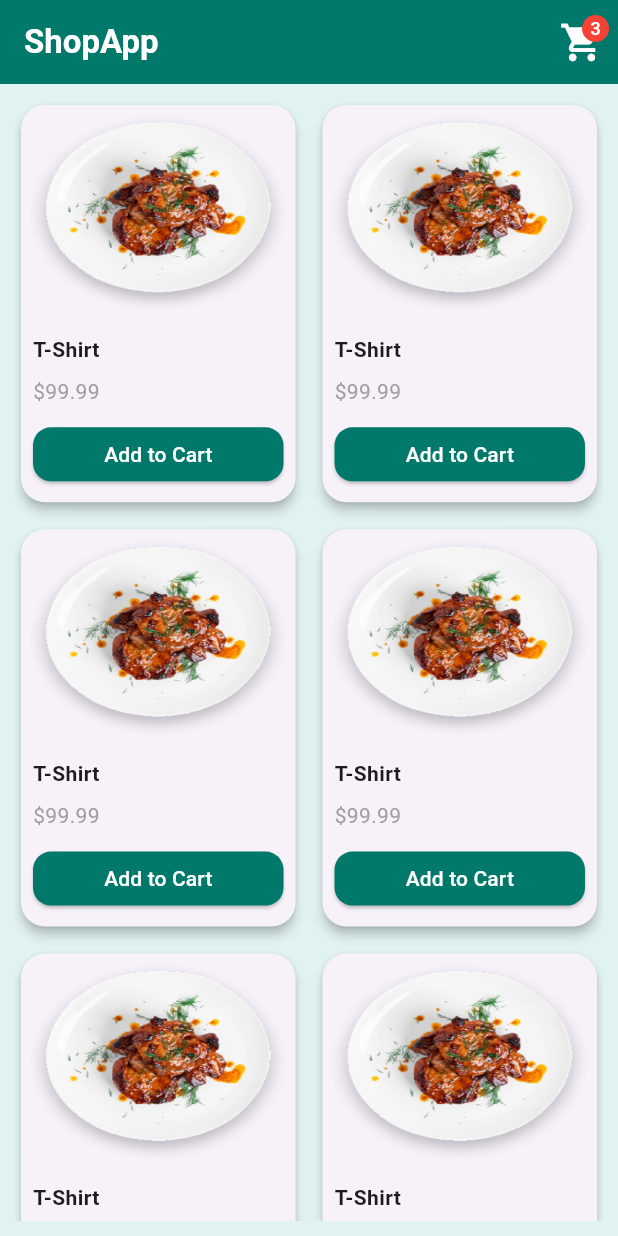
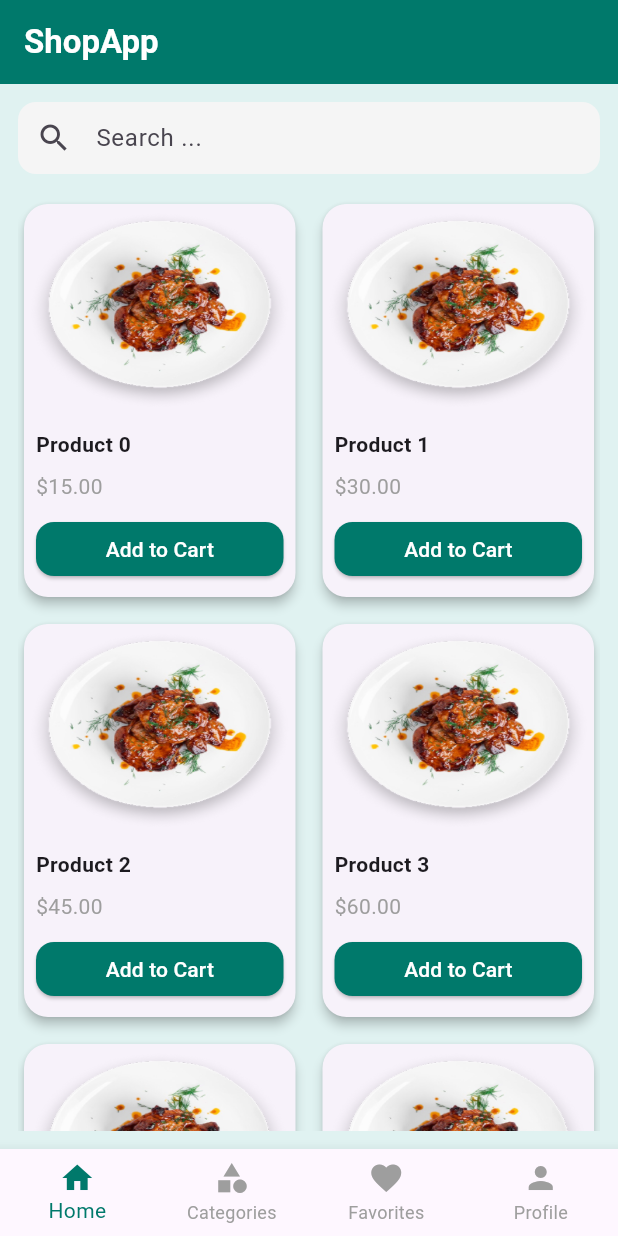
Before and after one commit to Mohamed-Nasr55/ecommerce-shop-app, a Flutter app: the screen it shows after launch, on a phone screen of 412 x 824 dp. Run offline on Flutter 3.47's test engine with Material 3 defaults, Android fonts, the phone set to English and light mode, and no system bars.

Commit message:
- Adding search bar and bottom Navigation bar

```diff
--- a/lib/screens/home_screen.dart
+++ b/lib/screens/home_screen.dart
@@ -2,67 +2,102 @@ import 'package:flutter/material.dart';
 import 'package:mysmallshop/widgets/app_card_widget.dart';
 import 'package:mysmallshop/theme/app_colors.dart';
 import 'package:mysmallshop/theme/theme.dart';
+import 'package:mysmallshop/widgets/bottom_nav_bar_widget.dart';
+import 'package:mysmallshop/widgets/search_bar_widget.dart';
 
-class HomeScreen extends StatelessWidget {
+class HomeScreen extends StatefulWidget {
   const HomeScreen({super.key});
 
   @override
+  State<HomeScreen> createState() => _HomeScreenState();
+}
+
+class _HomeScreenState extends State<HomeScreen> {
+  int _currentIndex = 0;
+  final TextEditingController _searchController = TextEditingController();
+  String _searchName = '';
+
+  @override
   Widget build(BuildContext context) {
+    final theme = Theme.of(context);
+
+    final products =
+        List.generate(
+          6,
+          (index) => {
+            'image': 'assets/images/beefnoodel.png',
+            'title': 'Product $index',
+            'price': '\$${(index + 1) * 15}.00',
+          },
+        ).where((product) {
+          if (_searchName.isEmpty) return true;
+          return product['title']!.toLowerCase().contains(
+            _searchName.toLowerCase(),
+          );
+        }).toList();
+
+    final pages = [
+      _buildHomePage(products),
+      const Center(child: Text(' Categories Page')),
+      const Center(child: Text(' Favorites Page')),
+      const Center(child: Text(' Profile Page')),
+    ];
+
     return Scaffold(
       appBar: AppBar(
         title: const Text(
           'ShopApp',
           style: TextStyle(
-            color: AppColors.tealButtonDark,
+            color: AppColors.tealButtonLight,
             fontSize: 22,
             fontWeight: FontWeight.bold,
           ),
         ),
         backgroundColor: AppThemes.tealLight.primaryColor,
-        actions: [
-          Stack(
-            children: [
-              IconButton(
-                onPressed: () {},
-                icon: const Icon(
-                  Icons.shopping_cart,
-                  color: AppColors.tealButtonLight,
-                  size: 30,
-                ),
+      ),
+
+      body: pages[_currentIndex],
+
+      bottomNavigationBar: BottomNavBarWidget(
+        currentIndex: _currentIndex,
+        onTap: (index) {
+          setState(() => _currentIndex = index);
+        },
+      ),
+    );
+  }
+
+  Widget _buildHomePage(List<Map<String, String>> products) {
+    return Padding(
+      padding: const EdgeInsets.all(12.0),
+      child: Column(
+        children: [
+          SearchBarWidget(
+            controller: _searchController,
+            onChanged: (value) => setState(() => _searchName = value),
+          ),
+          const SizedBox(height: 16),
+          Expanded(
+            child: GridView.builder(
+              itemCount: products.length,
+              gridDelegate: const SliverGridDelegateWithFixedCrossAxisCount(
+                crossAxisCount: 2,
+                crossAxisSpacing: 10,
+                mainAxisSpacing: 10,
+                childAspectRatio: 0.7,
               ),
-              Positioned(
-                right: 6,
-                top: 6,
-                child: CircleAvatar(
-                  radius: 9,
-                  backgroundColor: Colors.red,
-                  child: const Text(
-                    '3',
-                    style: TextStyle(color: Colors.white, fontSize: 12),
-                  ),
-                ),
-              ),
-            ],
+              itemBuilder: (context, index) {
+                final product = products[index];
+                return AppCardWidget(
+                  image: product['image']!,
+                  title: product['title']!,
+                  price: product['price']!,
+                  onAdd: () {},
+                );
+              },
+            ),
           ),
         ],
-      ),
-      body: Padding(
-        padding: const EdgeInsets.all(10.0),
-        child: GridView.count(
-          crossAxisCount: 2,
-          crossAxisSpacing: 10,
-          mainAxisSpacing: 10,
-          childAspectRatio: 0.7,
-          children: List.generate(
-            6,
-            (index) => ProductCard(
-              image: 'assets/images/beefnoodel.png',
-              title: 'T-Shirt',
-              price: '\$99.99',
-              onAdd: () {},
-            ),
-          ),
-        ),
       ),
     );
   }
--- a/lib/widgets/app_card_widget.dart
+++ b/lib/widgets/app_card_widget.dart
@@ -1,13 +1,13 @@
 import 'package:flutter/material.dart';
 import 'package:mysmallshop/theme/theme.dart';
 
-class ProductCard extends StatelessWidget {
+class AppCardWidget extends StatelessWidget {
   final String image;
   final String title;
   final String price;
   final VoidCallback onAdd;
 
-  const ProductCard({
+  const AppCardWidget({
     super.key,
     required this.image,
     required this.title,
--- /dev/null
+++ b/lib/widgets/bottom_nav_bar_widget.dart
@@ -0,0 +1,36 @@
+import 'package:flutter/material.dart';
+
+class BottomNavBarWidget extends StatefulWidget {
+  final int currentIndex;
+  final ValueChanged<int> onTap;
+
+  const BottomNavBarWidget({
+    super.key,
+    required this.currentIndex,
+    required this.onTap,
+  });
+
+  @override
+  State<BottomNavBarWidget> createState() => _BottomNavBarWidgetState();
+}
+
+class _BottomNavBarWidgetState extends State<BottomNavBarWidget> {
+  @override
+  Widget build(BuildContext context) {
+    final theme = Theme.of(context);
+
+    return BottomNavigationBar(
+      currentIndex: widget.currentIndex,
+      selectedItemColor: theme.primaryColor,
+      unselectedItemColor: Colors.grey,
+      type: BottomNavigationBarType.fixed,
+      onTap: widget.onTap,
+      items: const [
+        BottomNavigationBarItem(icon: Icon(Icons.home), label: 'Home'),
+        BottomNavigationBarItem(icon: Icon(Icons.category), label: 'Categories'),
+        BottomNavigationBarItem(icon: Icon(Icons.favorite), label: 'Favorites'),
+        BottomNavigationBarItem(icon: Icon(Icons.person), label: 'Profile'),
+      ],
+    );
+  }
+}
--- /dev/null
+++ b/lib/widgets/search_bar_widget.dart
@@ -0,0 +1,38 @@
+import 'package:flutter/material.dart';
+
+class SearchBarWidget extends StatelessWidget {
+  final TextEditingController controller;
+  final ValueChanged<String> onChanged;
+  final String hintText;
+
+  const SearchBarWidget({
+    super.key,
+    required this.controller,
+    required this.onChanged,
+    this.hintText = 'Search ...',
+  });
+
+  @override
+  Widget build(BuildContext context) {
+    final theme = Theme.of(context);
+
+    return TextField(
+      controller: controller,
+      onChanged: onChanged,
+      decoration: InputDecoration(
+        hintText: hintText,
+        prefixIcon: const Icon(Icons.search),
+        filled: true,
+        fillColor:
+            theme.brightness == Brightness.dark
+                ? Colors.grey.shade800
+                : Colors.grey.shade100,
+        contentPadding: const EdgeInsets.symmetric(horizontal: 16, vertical: 0),
+        border: OutlineInputBorder(
+          borderRadius: BorderRadius.circular(12),
+          borderSide: BorderSide.none,
+        ),
+      ),
+    );
+  }
+}
```
